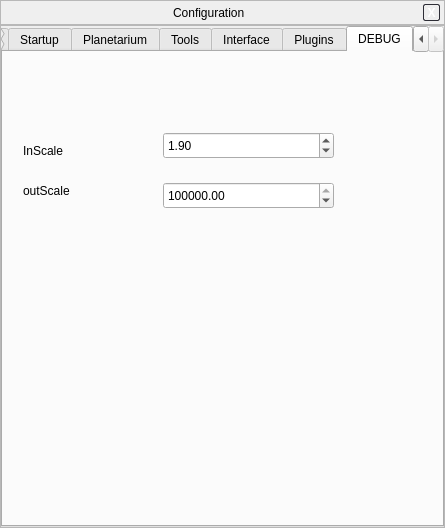
The window that src/gui/configurationDialog.ui (519984307/stellarium_src) describes before a commit, drawn with Qt 5.
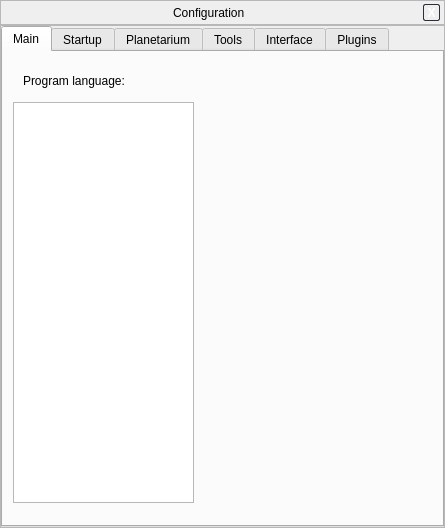
The same window after the commit. The open tabs and pages were chosen to show the change. Custom widgets are drawn as their Qt base class.

Commit message: Improved program language GUI.

The edit to the form file:
```diff
--- a/src/gui/configurationDialog.ui
+++ b/src/gui/configurationDialog.ui
@@ -159,57 +159,38 @@
            <x>0</x>
            <y>0</y>
            <width>437</width>
-           <height>470</height>
+           <height>472</height>
           </rect>
          </property>
          <attribute name="title" >
           <string>Main</string>
          </attribute>
-         <layout class="QVBoxLayout" >
-          <item>
-           <layout class="QHBoxLayout" >
-            <item>
-             <widget class="QLabel" name="label" >
-              <property name="text" >
-               <string>Program language:</string>
-              </property>
-             </widget>
-            </item>
-            <item>
-             <widget class="QComboBox" name="programLanguageComboBox" >
-              <property name="maximumSize" >
-               <size>
-                <width>16777215</width>
-                <height>300</height>
-               </size>
-              </property>
-              <property name="maxVisibleItems" >
-               <number>15</number>
-              </property>
-              <property name="sizeAdjustPolicy" >
-               <enum>QComboBox::AdjustToContentsOnFirstShow</enum>
-              </property>
-              <property name="frame" >
-               <bool>true</bool>
-              </property>
-             </widget>
-            </item>
-           </layout>
-          </item>
-          <item>
-           <spacer>
-            <property name="orientation" >
-             <enum>Qt::Vertical</enum>
-            </property>
-            <property name="sizeHint" stdset="0" >
-             <size>
-              <width>20</width>
-              <height>398</height>
-             </size>
-            </property>
-           </spacer>
-          </item>
-         </layout>
+         <widget class="QLabel" name="label" >
+          <property name="geometry" >
+           <rect>
+            <x>20</x>
+            <y>20</y>
+            <width>131</width>
+            <height>18</height>
+           </rect>
+          </property>
+          <property name="text" >
+           <string>Program language:</string>
+          </property>
+         </widget>
+         <widget class="QListWidget" name="programLanguageListWidget" >
+          <property name="geometry" >
+           <rect>
+            <x>10</x>
+            <y>50</y>
+            <width>181</width>
+            <height>401</height>
+           </rect>
+          </property>
+          <property name="horizontalScrollBarPolicy" >
+           <enum>Qt::ScrollBarAlwaysOff</enum>
+          </property>
+         </widget>
         </widget>
         <widget class="QWidget" name="tabStartup" >
          <property name="geometry" >
@@ -703,83 +684,6 @@
           <string>Plugins</string>
          </attribute>
         </widget>
-        <widget class="QWidget" name="tab" >
-         <property name="geometry" >
-          <rect>
-           <x>0</x>
-           <y>0</y>
-           <width>437</width>
-           <height>470</height>
-          </rect>
-         </property>
-         <attribute name="title" >
-          <string>DEBUG</string>
-         </attribute>
-         <widget class="QDoubleSpinBox" name="doubleSpinBox" >
-          <property name="geometry" >
-           <rect>
-            <x>160</x>
-            <y>80</y>
-            <width>171</width>
-            <height>27</height>
-           </rect>
-          </property>
-          <property name="maximum" >
-           <double>99999999.000000000000000</double>
-          </property>
-          <property name="singleStep" >
-           <double>0.100000000000000</double>
-          </property>
-          <property name="value" >
-           <double>1.900000000000000</double>
-          </property>
-         </widget>
-         <widget class="QDoubleSpinBox" name="doubleSpinBox_2" >
-          <property name="geometry" >
-           <rect>
-            <x>160</x>
-            <y>130</y>
-            <width>171</width>
-            <height>27</height>
-           </rect>
-          </property>
-          <property name="maximum" >
-           <double>99999999.000000000000000</double>
-          </property>
-          <property name="singleStep" >
-           <double>500.000000000000000</double>
-          </property>
-          <property name="value" >
-           <double>112500.000000000000000</double>
-          </property>
-         </widget>
-         <widget class="QLabel" name="label_10" >
-          <property name="geometry" >
-           <rect>
-            <x>20</x>
-            <y>90</y>
-            <width>131</width>
-            <height>18</height>
-           </rect>
-          </property>
-          <property name="text" >
-           <string>InScale</string>
-          </property>
-         </widget>
-         <widget class="QLabel" name="label_11" >
-          <property name="geometry" >
-           <rect>
-            <x>20</x>
-            <y>130</y>
-            <width>131</width>
-            <height>18</height>
-           </rect>
-          </property>
-          <property name="text" >
-           <string>outScale</string>
-          </property>
-         </widget>
-        </widget>
        </widget>
       </item>
      </layout>
```
Left out of the diff: 20 changed lines with no effect on the pictures. The commit also changes 2 other files.
